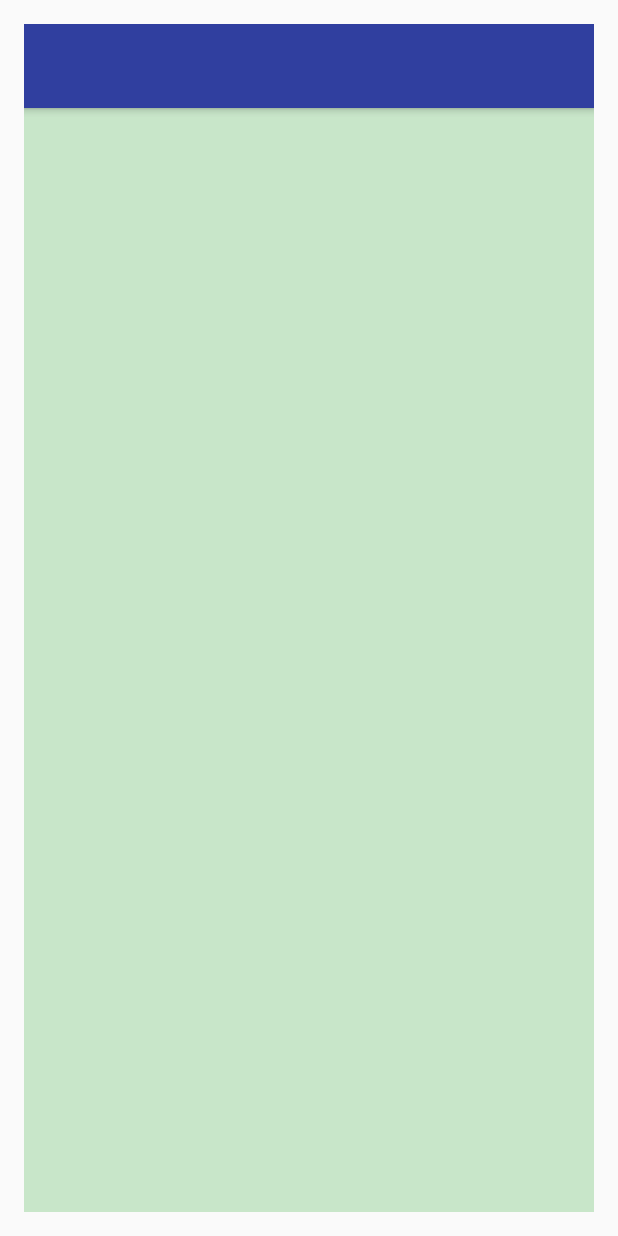
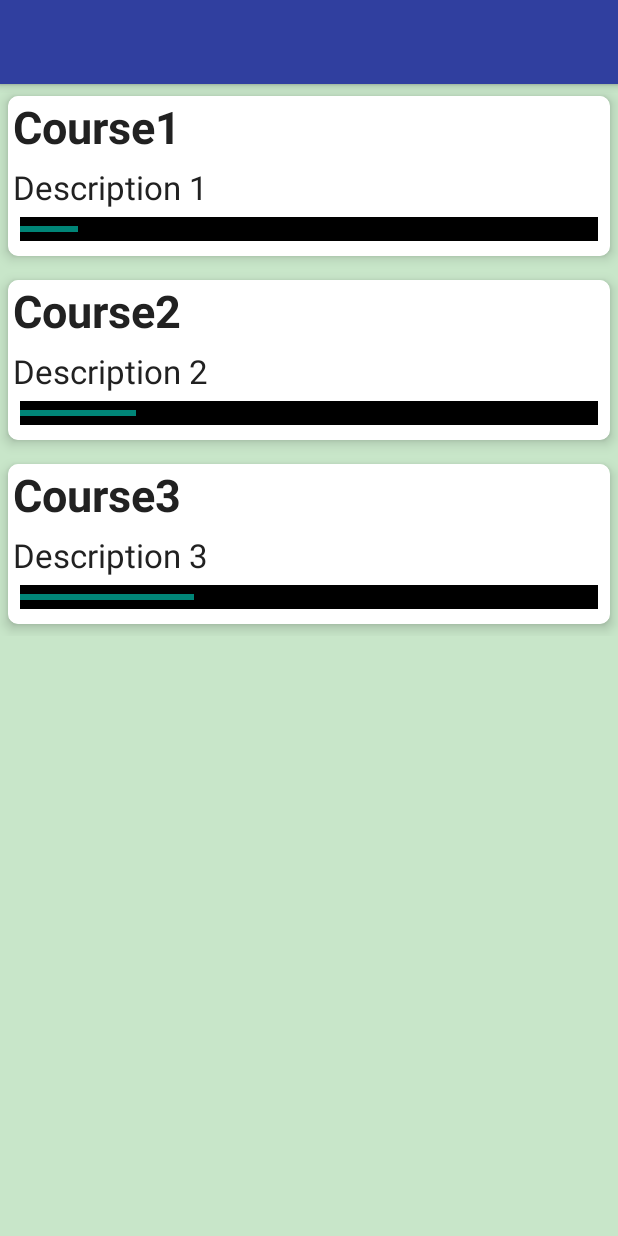
Before and after one commit to Bengaluru2016/team-9, an Android app: the UserDashboard screen opened directly, with no data from a screen before it, on a phone screen of 412 x 824 dp. Run offline under Robolectric (Android 15) with nearby library versions, the phone set to English and light mode, and no system bars.

Commit message:
Android Version - the current tracks basic

```diff
--- a/Villgro/app/src/main/AndroidManifest.xml
+++ b/Villgro/app/src/main/AndroidManifest.xml
@@ -28,6 +28,11 @@
         <activity
             android:name=".UserDashboard"
             android:label="@string/title_activity_user_dashboard" >
+            <intent-filter>
+                <action android:name="com.team9.villgro.USERDASHBOARD" />
+
+                <category android:name="android.intent.category.DEFAULT" />
+            </intent-filter>
         </activity>
     </application>
 
--- /dev/null
+++ b/Villgro/app/src/main/java/com/team9/villgro/ItemData.java
@@ -0,0 +1,31 @@
+package com.team9.villgro;
+
+/**
+ * Created by shreya on 9/7/16.
+ */
+public class ItemData {
+
+
+    private String title;
+    private String desc;
+    private int progress;
+
+    public ItemData(String title,String desc,int progress){
+
+        this.title = title;
+        this.desc = desc;
+        this.progress = progress;
+    }
+
+    public String getTitle() {
+        return title;
+    }
+
+    public String getDesc() {
+        return desc;
+    }
+
+    public int getProgress() {
+        return progress;
+    }
+}
--- a/Villgro/app/src/main/java/com/team9/villgro/LoginPage.java
+++ b/Villgro/app/src/main/java/com/team9/villgro/LoginPage.java
@@ -1,10 +1,13 @@
 package com.team9.villgro;
 
+import android.content.Intent;
 import android.support.v7.app.ActionBarActivity;
 import android.os.Bundle;
 import android.support.v7.app.AppCompatActivity;
 import android.view.Menu;
 import android.view.MenuItem;
+import android.view.View;
+import android.widget.Button;
 
 
 public class LoginPage extends AppCompatActivity {
@@ -13,6 +16,14 @@ public class LoginPage extends AppCompatActivity {
     protected void onCreate(Bundle savedInstanceState) {
         super.onCreate(savedInstanceState);
         setContentView(R.layout.activity_login_page);
+        Button submit = (Button)findViewById(R.id.submit);
+        submit.setOnClickListener(new View.OnClickListener() {
+            @Override
+            public void onClick(View v) {
+                Intent intent = new Intent("com.team9.villgro.USERDASHBOARD");
+                startActivity(intent);
+            }
+        });
     }
 
     @Override
--- /dev/null
+++ b/Villgro/app/src/main/java/com/team9/villgro/MyAdapter.java
@@ -0,0 +1,70 @@
+package com.team9.villgro;
+
+import android.support.v7.widget.RecyclerView;
+import android.view.LayoutInflater;
+import android.view.View;
+import android.view.ViewGroup;
+import android.widget.ProgressBar;
+import android.widget.TextView;
+
+/**
+ * Created by shreya on 9/7/16.
+ */
+public class MyAdapter extends RecyclerView.Adapter<MyAdapter.ViewHolder> {
+        private ItemData[] itemsData;
+
+        public MyAdapter(ItemData[] itemsData) {
+            this.itemsData = itemsData;
+        }
+
+        // Create new views (invoked by the layout manager)
+        @Override
+        public MyAdapter.ViewHolder onCreateViewHolder(ViewGroup parent,
+                                                       int viewType) {
+            // create a new view
+            View itemLayoutView = LayoutInflater.from(parent.getContext())
+                    .inflate(R.layout.current_tracks_element, null);
+
+            // create ViewHolder
+
+            ViewHolder viewHolder = new ViewHolder(itemLayoutView);
+            return viewHolder;
+        }
+
+        // Replace the contents of a view (invoked by the layout manager)
+        @Override
+        public void onBindViewHolder(ViewHolder viewHolder, int position) {
+
+            // - get data from your itemsData at this position
+            // - replace the contents of the view with that itemsData
+
+            viewHolder.courseTitle.setText(itemsData[position].getTitle());
+            viewHolder.courseDesc.setText(itemsData[position].getDesc());
+            viewHolder.progress.setProgress(itemsData[position].getProgress());
+
+
+        }
+
+        // inner class to hold a reference to each item of RecyclerView
+        public static class ViewHolder extends RecyclerView.ViewHolder {
+
+            public TextView courseTitle;
+            public TextView courseDesc;
+            public ProgressBar progress;
+
+            public ViewHolder(View itemLayoutView) {
+                super(itemLayoutView);
+                courseTitle = (TextView) itemLayoutView.findViewById(R.id.course_title);
+                courseDesc = (TextView) itemLayoutView.findViewById(R.id.course_description);
+                progress = (ProgressBar) itemLayoutView.findViewById(R.id.progress);
+            }
+        }
+
+
+        // Return the size of your itemsData (invoked by the layout manager)
+        @Override
+        public int getItemCount() {
+            return itemsData.length;
+        }
+
+}
--- a/Villgro/app/src/main/java/com/team9/villgro/UserDashboard.java
+++ b/Villgro/app/src/main/java/com/team9/villgro/UserDashboard.java
@@ -2,6 +2,9 @@ package com.team9.villgro;
 
 import android.support.v7.app.ActionBarActivity;
 import android.os.Bundle;
+import android.support.v7.widget.DefaultItemAnimator;
+import android.support.v7.widget.LinearLayoutManager;
+import android.support.v7.widget.RecyclerView;
 import android.view.Menu;
 import android.view.MenuItem;
 
@@ -12,6 +15,20 @@ public class UserDashboard extends ActionBarActivity {
     protected void onCreate(Bundle savedInstanceState) {
         super.onCreate(savedInstanceState);
         setContentView(R.layout.activity_user_dashboard);
+
+        RecyclerView recyclerView = (RecyclerView) findViewById(R.id.recyclerView);
+
+        // this is data fro recycler view
+        ItemData itemsData[] = {new ItemData("Course1","Description 1",10),new ItemData("Course2","Description 2",20),
+                new ItemData("Course3","Description 3",30)};
+        // 2. set layoutManger
+        recyclerView.setLayoutManager(new LinearLayoutManager(this));
+        // 3. create an adapter
+        MyAdapter mAdapter = new MyAdapter(itemsData);
+        // 4. set adapter
+        recyclerView.setAdapter(mAdapter);
+        // 5. set item animator to DefaultAnimator
+        recyclerView.setItemAnimator(new DefaultItemAnimator());
     }
 
     @Override
--- a/Villgro/app/src/main/res/layout/activity_login_page.xml
+++ b/Villgro/app/src/main/res/layout/activity_login_page.xml
@@ -62,6 +62,7 @@
     <Button
         android:layout_width="wrap_content"
         android:layout_height="wrap_content"
+        android:id="@+id/submit"
         android:text="Submit"
         android:layout_centerVertical="true"
         android:layout_alignRight="@+id/loginTitle"
--- a/Villgro/app/src/main/res/layout/activity_user_dashboard.xml
+++ b/Villgro/app/src/main/res/layout/activity_user_dashboard.xml
@@ -1,16 +1,22 @@
 <RelativeLayout xmlns:android="http://schemas.android.com/apk/res/android"
     xmlns:tools="http://schemas.android.com/tools" android:layout_width="match_parent"
-    android:layout_height="match_parent" android:paddingLeft="@dimen/activity_horizontal_margin"
-    android:paddingRight="@dimen/activity_horizontal_margin"
-    android:paddingTop="@dimen/activity_vertical_margin"
-    android:paddingBottom="@dimen/activity_vertical_margin"
+    android:layout_height="match_parent"
     tools:context="com.team9.villgro.UserDashboard">
 
     <include
         android:id="@+id/app_bar"
         layout="@layout/app_bar" />
 
-    <include layout="@layout/main_layout"/>
+    <!--<TextView
+        android:layout_width="wrap_content"
+        android:layout_height="wrap_content"
+        android:text="My Current Tracks"
+        android:id="@+id/mycurrenttracks"
+        android:layout_marginBottom="10dp"
+        android:layout_marginTop="10dp"/>-->
+
+    <include
+        layout="@layout/main_layout"/>
 
 
 </RelativeLayout>
--- a/Villgro/app/src/main/res/layout/current_tracks_element.xml
+++ b/Villgro/app/src/main/res/layout/current_tracks_element.xml
@@ -4,7 +4,7 @@
     xmlns:app="http://schemas.android.com/apk/res-auto"
     android:layout_width="match_parent"
     android:layout_height="wrap_content"
-    android:layout_margin="3dp"
+    android:layout_margin="2dp"
     app:cardElevation="5dp"
     app:cardCornerRadius="7dp"
     app:cardPreventCornerOverlap="false"
@@ -22,7 +22,7 @@
             android:layout_width="fill_parent"
             android:layout_height="wrap_content"
             android:textStyle="bold"
-            android:padding="8dp"
+            android:paddingLeft="3dp"
             android:text="Course"
             android:textColor="@color/primary_text"
             android:textSize="30dp" />
@@ -30,10 +30,11 @@
         <TextView
             android:id="@+id/course_description"
             android:layout_width="fill_parent"
+            android:paddingLeft="3dp"
             android:layout_height="wrap_content"
             android:layout_below="@+id/course_title"
-            android:padding="8dp"
-            android:paddingTop="6dp"
+            android:layout_marginTop="5dp"
+            android:layout_marginBottom="5dp"
             android:text="dvgfbvc"
             android:textColor="@color/primary_text"
             android:textSize="22dp" />
@@ -52,7 +53,7 @@
             android:layout_marginBottom="10dp"
             android:progress="45"/>
 
-        <ImageView
+        <!--<ImageView
             android:layout_width="wrap_content"
             android:layout_height="wrap_content"
             android:id="@+id/imageView"
@@ -61,7 +62,7 @@
             android:layout_marginTop="10dp"
             android:layout_above="@+id/course_description"
             android:layout_alignParentRight="true"
-            android:layout_alignParentEnd="true" />
+            android:layout_alignParentEnd="true" />-->
 
 
     </RelativeLayout>
```
